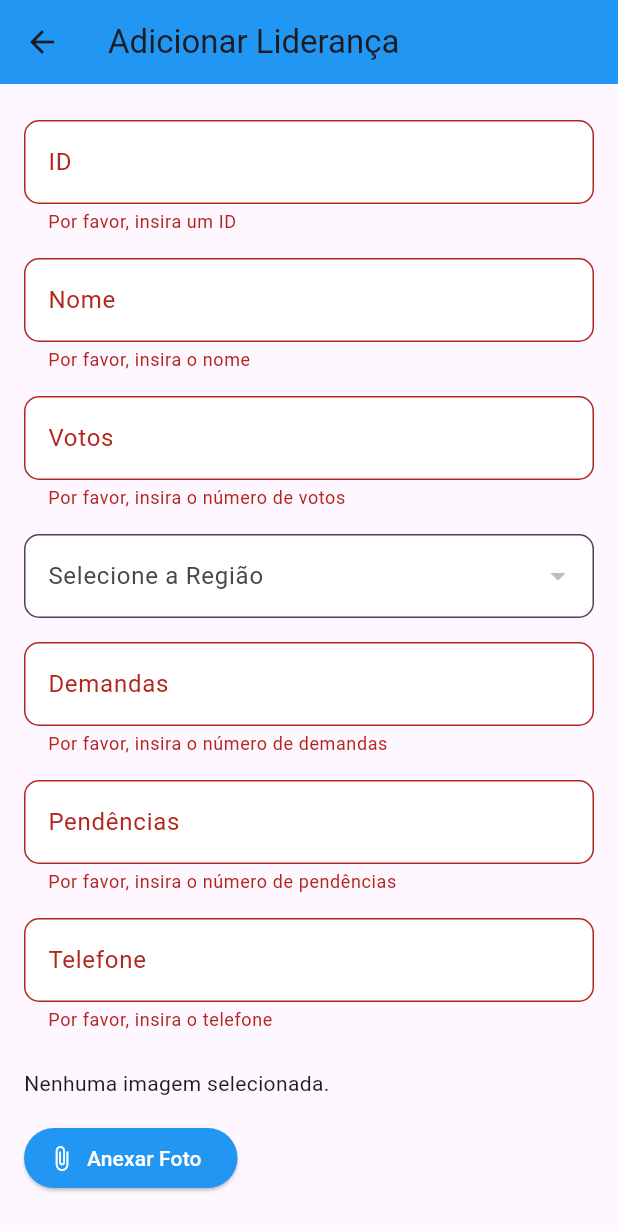
After one commit to Israel-Silvestre/campanha, a Flutter app: the AddLiderancaPage screen opened directly, after a tap on "Salvar Liderança", on a phone screen of 412 x 824 dp. The commit adds this screen. Shown: the top 1231 px of the screen. Run offline on Flutter 3.47's test engine with Material 3 defaults, Android fonts, the phone set to English and light mode, and no system bars; our stand-ins replace carousel_slider, cloud_firestore, firebase_auth, firebase_core, google_nav_bar, image_picker; accounts and stored records are empty.

Commit message:
chore: tela para adicionar lideranças

```diff
--- a/lib/Models/regiao.dart
+++ b/lib/Models/regiao.dart
@@ -42,7 +42,7 @@ class Regiao {
   // Method to convert a Regiao object to a Firestore document
   Map<String, dynamic> toFirestore() {
     return {
-      'id': int.parse(id),  // Assuming 'id' needs to be stored as an integer
+      'id': int.parse(id),
       'nome': nome,
       'imageURL': imageURL,
       'demandas': demandas,
--- a/lib/Pages/Lideranças/LiderançasPage/liderancas_show_page.dart
+++ b/lib/Pages/Lideranças/LiderançasPage/liderancas_show_page.dart
@@ -1,6 +1,7 @@
 import 'package:flutter/material.dart';
 import '../../../Models/lideranca.dart';
 import '../../../Persistência/lideranca_service.dart';
+import '../Lideranças_create/lideranca_create.dart';
 import 'Components/search_bar.dart';
 import '../Lideranças_Info/liderancas_info_page.dart';
 import 'Components/lider_card.dart';
@@ -84,6 +85,23 @@ class _LeaderManagementPageState extends State<LeaderManagementPage> {
               right: 0,
               child: SearchBar1(liderancas: liderancas), // ou qualquer widget que você deseja mostrar
             ),
+          Positioned(
+            bottom: 16.0,
+            right: 16.0,
+            child: FloatingActionButton(
+              onPressed: () {
+                // Implementar navegação para a tela de criar lideranças
+                Navigator.push(
+                  context,
+                  MaterialPageRoute(
+                    builder: (context) => AddLiderancaPage(), // Substitua por sua tela de criação
+                  ),
+                );
+              },
+              backgroundColor: Colors.yellowAccent,
+              child: Icon(Icons.add, color: Colors.blue),
+            ),
+          ),
         ],
       ),
     );
--- /dev/null
+++ b/lib/Pages/Lideranças/Lideranças_create/lideranca_create.dart
@@ -0,0 +1,279 @@
+import 'package:flutter/material.dart';
+import 'package:image_picker/image_picker.dart';
+import 'dart:io';
+import '../../../Models/lideranca.dart';
+import '../../../Persistência/lideranca_service.dart';
+import '../../../Models/regiao.dart';
+import '../../../Persistência/região_service.dart';
+
+class AddLiderancaPage extends StatefulWidget {
+  @override
+  _AddLiderancaPageState createState() => _AddLiderancaPageState();
+}
+
+class _AddLiderancaPageState extends State<AddLiderancaPage> {
+  final _formKey = GlobalKey<FormState>();
+  final _liderancaService = LiderancaService();
+  final _regiaoService = RegiaoService();
+
+  int id = 0;
+  String nome = '';
+  String fotoAsset = '';
+  int votos = 0;
+  int regiaoId = 0;
+  String nomeRegiao = '';
+  int demandas = 0;
+  int pendencias = 0;
+  String telefone = '';
+
+  File? _image;
+
+  final picker = ImagePicker();
+  List<Regiao> _regioes = [];
+  Regiao? _selectedRegiao;
+
+  @override
+  void initState() {
+    super.initState();
+    _loadRegioes();
+  }
+
+  Future<void> _loadRegioes() async {
+    try {
+      List<Regiao> regioesFromDB = await _regiaoService.getAllRegioes();
+      setState(() {
+        _regioes = regioesFromDB;
+      });
+    } catch (e) {
+      print('Erro ao carregar regiões: $e');
+    }
+  }
+
+  Future<void> _pickImage() async {
+    final pickedFile = await picker.pickImage(source: ImageSource.gallery);
+
+    setState(() {
+      if (pickedFile != null) {
+        _image = File(pickedFile.path);
+        // Here you would typically upload the image to Firebase Storage and get the URL
+        // For now, we are just storing the file path
+        fotoAsset = pickedFile.path;
+      }
+    });
+  }
+
+  Future<void> _saveLideranca() async {
+    if (_formKey.currentState!.validate()) {
+      _formKey.currentState!.save();
+
+      Lideranca newLideranca = Lideranca(
+        id: id,
+        nome: nome,
+        fotoAsset: fotoAsset, // This should be the URL after uploading the image to Firebase Storage
+        votos: votos,
+        regiaoId: int.tryParse(_selectedRegiao?.id ?? '') ?? 0,
+        nomeRegiao: _selectedRegiao?.nome ?? '',
+        demandas: demandas,
+        pendencias: pendencias,
+        telefone: telefone,
+      );
+
+      await _liderancaService.addLideranca(newLideranca);
+
+      Navigator.of(context).pop();
+    }
+  }
+
+  @override
+  Widget build(BuildContext context) {
+    return Scaffold(
+      appBar: AppBar(
+        title: Text('Adicionar Liderança'),
+        backgroundColor: Colors.blue,
+      ),
+      body: SingleChildScrollView(
+        padding: const EdgeInsets.all(16.0),
+        child: Form(
+          key: _formKey,
+          child: Column(
+            crossAxisAlignment: CrossAxisAlignment.start,
+            children: [
+              _buildTextField(
+                label: 'ID',
+                keyboardType: TextInputType.number,
+                validator: (value) {
+                  if (value == null || value.isEmpty) {
+                    return 'Por favor, insira um ID';
+                  }
+                  return null;
+                },
+                onSaved: (value) {
+                  id = int.parse(value!);
+                },
+              ),
+              _buildTextField(
+                label: 'Nome',
+                validator: (value) {
+                  if (value == null || value.isEmpty) {
+                    return 'Por favor, insira o nome';
+                  }
+                  return null;
+                },
+                onSaved: (value) {
+                  nome = value!;
+                },
+              ),
+              _buildTextField(
+                label: 'Votos',
+                keyboardType: TextInputType.number,
+                validator: (value) {
+                  if (value == null || value.isEmpty) {
+                    return 'Por favor, insira o número de votos';
+                  }
+                  return null;
+                },
+                onSaved: (value) {
+                  votos = int.parse(value!);
+                },
+              ),
+              _buildDropdownField(),
+              _buildTextField(
+                label: 'Demandas',
+                keyboardType: TextInputType.number,
+                validator: (value) {
+                  if (value == null || value.isEmpty) {
+                    return 'Por favor, insira o número de demandas';
+                  }
+                  return null;
+                },
+                onSaved: (value) {
+                  demandas = int.parse(value!);
+                },
+              ),
+              _buildTextField(
+                label: 'Pendências',
+                keyboardType: TextInputType.number,
+                validator: (value) {
+                  if (value == null || value.isEmpty) {
+                    return 'Por favor, insira o número de pendências';
+                  }
+                  return null;
+                },
+                onSaved: (value) {
+                  pendencias = int.parse(value!);
+                },
+              ),
+              _buildTextField(
+                label: 'Telefone',
+                keyboardType: TextInputType.phone,
+                validator: (value) {
+                  if (value == null || value.isEmpty) {
+                    return 'Por favor, insira o telefone';
+                  }
+                  return null;
+                },
+                onSaved: (value) {
+                  telefone = value!;
+                },
+              ),
+              SizedBox(height: 16.0),
+              Row(
+                crossAxisAlignment: CrossAxisAlignment.start, // Alinha os widgets no início (à esquerda)
+                children: [
+                  Column(
+                    crossAxisAlignment: CrossAxisAlignment.start, // Alinha os widgets no início (à esquerda)
+                    children: [
+                      _image == null
+                          ? Text('Nenhuma imagem selecionada.')
+                          : Image.file(
+                        _image!,
+                        width: 100,
+                        height: 100,
+                      ),
+                      SizedBox(height: 16.0), // Espaço entre o texto/imagem e o botão
+                      ElevatedButton.icon(
+                        onPressed: _pickImage,
+                        icon: Icon(Icons.attach_file),
+                        label: Text('Anexar Foto'),
+                        style: ElevatedButton.styleFrom(
+                          foregroundColor: Colors.white,
+                          backgroundColor: Colors.blue,
+                        ),
+                      ),
+                    ],
+                  ),
+                ],
+              ),
+              SizedBox(height: 32.0),
+              Center(
+                child: ElevatedButton(
+                  onPressed: _saveLideranca,
+                  child: Text('Salvar Liderança'),
+                  style: ElevatedButton.styleFrom(
+                    foregroundColor: Colors.white, backgroundColor: Colors.blue,
+                    padding: EdgeInsets.symmetric(horizontal: 50, vertical: 15),
+                    textStyle: TextStyle(
+                      fontSize: 16,
+                    ),
+                  ),
+                ),
+              ),
+            ],
+          ),
+        ),
+      ),
+    );
+  }
+
+  Widget _buildTextField({
+    required String label,
+    TextInputType keyboardType = TextInputType.text,
+    String? Function(String?)? validator,
+    void Function(String?)? onSaved,
+  }) {
+    return Padding(
+      padding: const EdgeInsets.symmetric(vertical: 8.0),
+      child: TextFormField(
+        decoration: InputDecoration(
+          labelText: label,
+          border: OutlineInputBorder(
+            borderRadius: BorderRadius.circular(10),
+          ),
+          filled: true,
+          fillColor: Colors.white,
+        ),
+        keyboardType: keyboardType,
+        validator: validator,
+        onSaved: onSaved,
+      ),
+    );
+  }
+
+  Widget _buildDropdownField() {
+    return Padding(
+      padding: const EdgeInsets.symmetric(vertical: 8.0),
+      child: DropdownButtonFormField<Regiao>(
+        decoration: InputDecoration(
+          labelText: 'Selecione a Região',
+          border: OutlineInputBorder(
+            borderRadius: BorderRadius.circular(10),
+          ),
+          filled: true,
+          fillColor: Colors.white,
+        ),
+        items: _regioes.map((regiao) {
+          return DropdownMenuItem<Regiao>(
+            value: regiao,
+            child: Text(regiao.nome),
+          );
+        }).toList(),
+        onChanged: (regiao) {
+          setState(() {
+            _selectedRegiao = regiao;
+          });
+        },
+        value: _selectedRegiao,
+      ),
+    );
+  }
+}
--- a/pubspec.yaml
+++ b/pubspec.yaml
@@ -40,6 +40,7 @@ dependencies:
   firebase_core: ^2.31.1
   firebase_auth: ^4.19.6
   cloud_firestore: 4.17.4
+  image_picker: ^1.1.2
 
 dev_dependencies:
   flutter_test:
```
Also changed, not shown: pubspec.lock, 5 other files.
